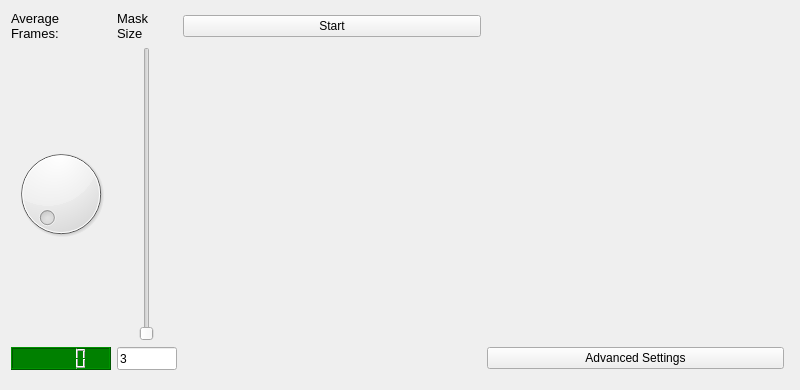
Before: the Qt Designer form mainwindow.ui in mtekman/motiondetect, drawn with Qt 5.
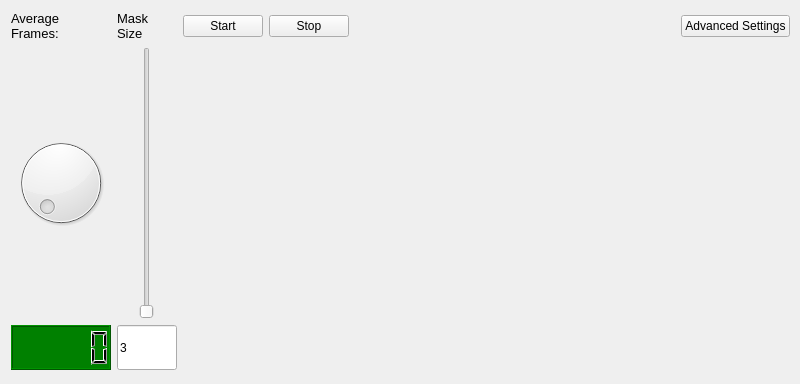
After: the same form once the commit is applied.

Commit message: Added duplicate variables to help parse in data to Operations. THIS NEEDS TIDYING

```diff
--- a/mainwindow.ui
+++ b/mainwindow.ui
@@ -7,7 +7,7 @@
     <x>0</x>
     <y>0</y>
     <width>800</width>
-    <height>390</height>
+    <height>384</height>
    </rect>
   </property>
   <property name="windowTitle">
@@ -24,7 +24,7 @@
      </rect>
     </property>
     <layout class="QGridLayout" name="gridLayout">
-     <item row="1" column="0" rowspan="4">
+     <item row="1" column="0" rowspan="6">
       <widget class="QDial" name="dial">
        <property name="sizePolicy">
         <sizepolicy hsizetype="Preferred" vsizetype="Preferred">
@@ -95,7 +95,7 @@
        </property>
       </widget>
      </item>
-     <item row="2" column="2" colspan="3">
+     <item row="1" column="2" rowspan="7" colspan="4">
       <widget class="QLabel" name="imageLab">
        <property name="sizePolicy">
         <sizepolicy hsizetype="Expanding" vsizetype="Expanding">
@@ -111,7 +111,7 @@
        </property>
       </widget>
      </item>
-     <item row="1" column="1" rowspan="4">
+     <item row="1" column="1" rowspan="6">
       <widget class="QSlider" name="mask_slide">
        <property name="sizePolicy">
         <sizepolicy hsizetype="Fixed" vsizetype="Expanding">
@@ -156,20 +156,7 @@
        </property>
       </widget>
      </item>
-     <item row="7" column="2">
-      <spacer name="horizontalSpacer">
-       <property name="orientation">
-        <enum>Qt::Horizontal</enum>
-       </property>
-       <property name="sizeHint" stdset="0">
-        <size>
-         <width>40</width>
-         <height>20</height>
-        </size>
-       </property>
-      </spacer>
-     </item>
-     <item row="0" column="3">
+     <item row="0" column="4">
       <spacer name="horizontalSpacer_2">
        <property name="orientation">
         <enum>Qt::Horizontal</enum>
@@ -182,7 +169,14 @@
        </property>
       </spacer>
      </item>
-     <item row="7" column="3">
+     <item row="0" column="3">
+      <widget class="QPushButton" name="pushButton_stop">
+       <property name="text">
+        <string>Stop</string>
+       </property>
+      </widget>
+     </item>
+     <item row="0" column="5">
       <widget class="QPushButton" name="pushButton_settings">
        <property name="text">
         <string>Advanced Settings</string>
```
Left out of the diff: 23 changed lines with no effect on the pictures. The commit also changes 2 other files.
